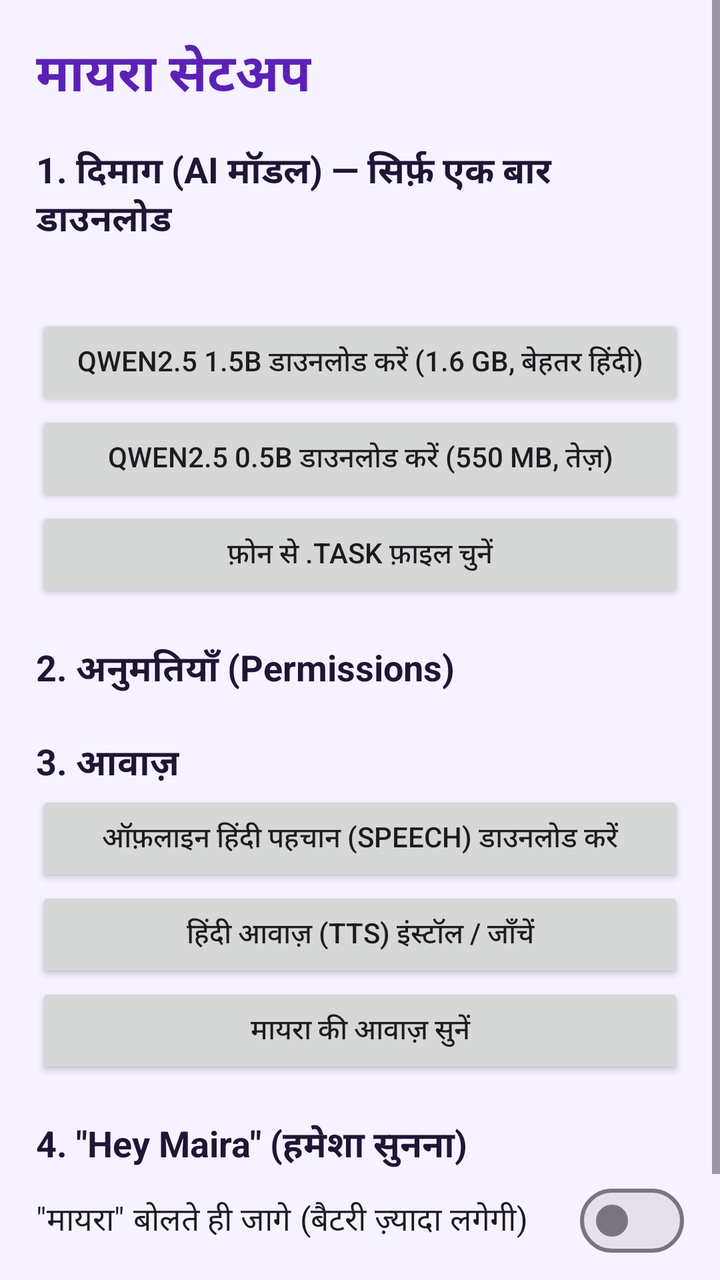
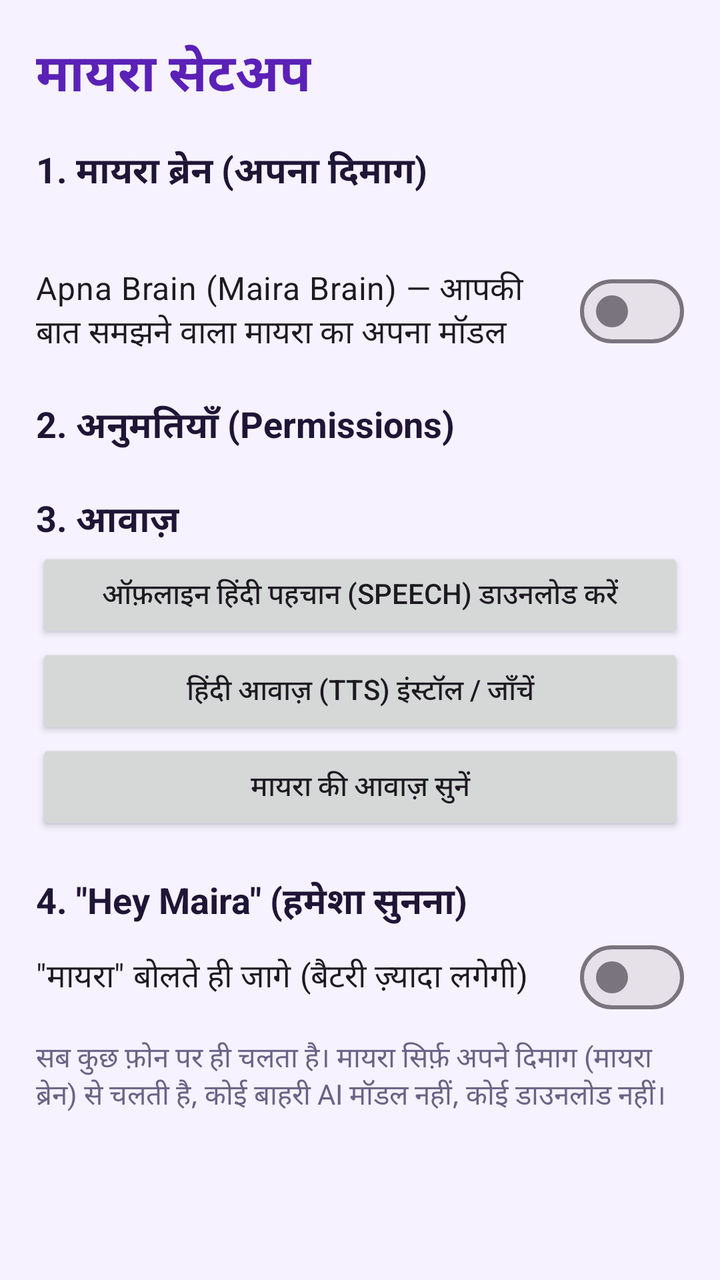

Screens rendered from an Android XML layout before and after an edit, with the pre-edit source and the edit as a unified diff.
<!-- AndroidManifest.xml: application theme Theme.Maira -->
<!-- res/layout/activity_setup.xml -->
<?xml version="1.0" encoding="utf-8"?>
<ScrollView xmlns:android="http://schemas.android.com/apk/res/android"
    android:layout_width="match_parent"
    android:layout_height="match_parent"
    android:background="@color/maira_bg">

    <LinearLayout
        android:id="@+id/setupRoot"
        android:layout_width="match_parent"
        android:layout_height="wrap_content"
        android:orientation="vertical"
        android:padding="18dp">

        <TextView
            android:layout_width="wrap_content"
            android:layout_height="wrap_content"
            android:text="मायरा सेटअप"
            android:textColor="@color/maira_primary_dark"
            android:textSize="26sp"
            android:textStyle="bold" />

        <TextView
            android:layout_width="wrap_content"
            android:layout_height="wrap_content"
            android:layout_marginTop="16dp"
            android:text="1. दिमाग (AI मॉडल) — सिर्फ़ एक बार डाउनलोड"
            android:textColor="@color/text_dark"
            android:textSize="18sp"
            android:textStyle="bold" />

        <TextView
            android:id="@+id/tvModelStatus"
            android:layout_width="match_parent"
            android:layout_height="wrap_content"
            android:layout_marginTop="6dp"
            android:textColor="@color/text_muted"
            android:textSize="15sp" />

        <ProgressBar
            android:id="@+id/pbModel"
            style="?android:attr/progressBarStyleHorizontal"
            android:layout_width="match_parent"
            android:layout_height="wrap_content"
            android:layout_marginTop="6dp"
            android:max="1000"
            android:visibility="gone" />

        <Button
            android:id="@+id/btnDownloadBig"
            android:layout_width="match_parent"
            android:layout_height="wrap_content"
            android:layout_marginTop="8dp"
            android:text="Qwen2.5 1.5B डाउनलोड करें (1.6 GB, बेहतर हिंदी)" />

        <Button
            android:id="@+id/btnDownloadSmall"
            android:layout_width="match_parent"
            android:layout_height="wrap_content"
            android:text="Qwen2.5 0.5B डाउनलोड करें (550 MB, तेज़)" />

        <Button
            android:id="@+id/btnPickModel"
            android:layout_width="match_parent"
            android:layout_height="wrap_content"
            android:text="फ़ोन से .task फ़ाइल चुनें" />

        <Button
            android:id="@+id/btnCancelDownload"
            style="@style/Widget.Material3.Button.OutlinedButton"
            android:layout_width="match_parent"
            android:layout_height="wrap_content"
            android:text="डाउनलोड रोकें"
            android:visibility="gone" />

        <TextView
            android:layout_width="wrap_content"
            android:layout_height="wrap_content"
            android:layout_marginTop="20dp"
            android:text="2. अनुमतियाँ (Permissions)"
            android:textColor="@color/text_dark"
            android:textSize="18sp"
            android:textStyle="bold" />

        <LinearLayout
            android:id="@+id/permList"
            android:layout_width="match_parent"
            android:layout_height="wrap_content"
            android:orientation="vertical" />

        <TextView
            android:layout_width="wrap_content"
            android:layout_height="wrap_content"
            android:layout_marginTop="20dp"
            android:text="3. आवाज़"
            android:textColor="@color/text_dark"
            android:textSize="18sp"
            android:textStyle="bold" />

        <Button
            android:id="@+id/btnOfflineSpeech"
            android:layout_width="match_parent"
            android:layout_height="wrap_content"
            android:text="ऑफ़लाइन हिंदी पहचान (Speech) डाउनलोड करें" />

        <Button
            android:id="@+id/btnTtsData"
            android:layout_width="match_parent"
            android:layout_height="wrap_content"
            android:text="हिंदी आवाज़ (TTS) इंस्टॉल / जाँचें" />

        <Button
            android:id="@+id/btnTestVoice"
            android:layout_width="match_parent"
            android:layout_height="wrap_content"
            android:text="मायरा की आवाज़ सुनें" />

        <TextView
            android:layout_width="wrap_content"
            android:layout_height="wrap_content"
            android:layout_marginTop="20dp"
            android:text="4. &quot;Hey Maira&quot; (हमेशा सुनना)"
            android:textColor="@color/text_dark"
            android:textSize="18sp"
            android:textStyle="bold" />

        <com.google.android.material.materialswitch.MaterialSwitch
            android:id="@+id/swWake"
            android:layout_width="match_parent"
            android:layout_height="wrap_content"
            android:text="&quot;मायरा&quot; बोलते ही जागे (बैटरी ज़्यादा लगेगी)"
            android:textSize="16sp" />

        <TextView
            android:layout_width="match_parent"
            android:layout_height="wrap_content"
            android:layout_marginTop="6dp"
            android:text="सब कुछ फ़ोन पर ही चलता है। मॉडल डाउनलोड के बाद इंटरनेट की ज़रूरत नहीं।"
            android:textColor="@color/text_muted"
            android:textSize="14sp" />
    </LinearLayout>
</ScrollView>
<!-- resources referenced by this layout -->
<resources>
  <color name="maira_bg">#F6F2FF</color>
  <color name="maira_primary_dark">#5B21B6</color>
  <color name="text_dark">#1F1535</color>
  <color name="text_muted">#6B6385</color>
  <style name="Theme.Maira" parent="Theme.Material3.Light.NoActionBar">
          <item name="colorPrimary">@color/maira_primary</item>
          <item name="colorPrimaryVariant">@color/maira_primary_dark</item>
          <item name="colorSecondary">@color/maira_accent</item>
          <item name="android:windowBackground">@color/maira_bg</item>
          <item name="android:statusBarColor">@color/maira_primary_dark</item>
      </style>
  <color name="maira_primary">#7B3FE4</color>
  <color name="maira_accent">#FF5C8A</color>
</resources>

<!-- the commit's change to res/layout/activity_setup.xml (unified diff, before → after) -->
@@ -23,7 +23,7 @@
             android:layout_width="wrap_content"
             android:layout_height="wrap_content"
             android:layout_marginTop="16dp"
-            android:text="1. दिमाग (AI मॉडल) — सिर्फ़ एक बार डाउनलोड"
+            android:text="1. मायरा ब्रेन (अपना दिमाग)"
             android:textColor="@color/text_dark"
             android:textSize="18sp"
             android:textStyle="bold" />
@@ -36,41 +36,13 @@
             android:textColor="@color/text_muted"
             android:textSize="15sp" />
 
-        <ProgressBar
-            android:id="@+id/pbModel"
-            style="?android:attr/progressBarStyleHorizontal"
+        <com.google.android.material.materialswitch.MaterialSwitch
+            android:id="@+id/swBrain"
             android:layout_width="match_parent"
             android:layout_height="wrap_content"
             android:layout_marginTop="6dp"
-            android:max="1000"
-            android:visibility="gone" />
-
-        <Button
-            android:id="@+id/btnDownloadBig"
-            android:layout_width="match_parent"
-            android:layout_height="wrap_content"
-            android:layout_marginTop="8dp"
-            android:text="Qwen2.5 1.5B डाउनलोड करें (1.6 GB, बेहतर हिंदी)" />
-
-        <Button
-            android:id="@+id/btnDownloadSmall"
-            android:layout_width="match_parent"
-            android:layout_height="wrap_content"
-            android:text="Qwen2.5 0.5B डाउनलोड करें (550 MB, तेज़)" />
-
-        <Button
-            android:id="@+id/btnPickModel"
-            android:layout_width="match_parent"
-            android:layout_height="wrap_content"
-            android:text="फ़ोन से .task फ़ाइल चुनें" />
-
-        <Button
-            android:id="@+id/btnCancelDownload"
-            style="@style/Widget.Material3.Button.OutlinedButton"
-            android:layout_width="match_parent"
-            android:layout_height="wrap_content"
-            android:text="डाउनलोड रोकें"
-            android:visibility="gone" />
+            android:text="Apna Brain (Maira Brain) — आपकी बात समझने वाला मायरा का अपना मॉडल"
+            android:textSize="16sp" />
 
         <TextView
             android:layout_width="wrap_content"
@@ -134,7 +106,7 @@
             android:layout_width="match_parent"
             android:layout_height="wrap_content"
             android:layout_marginTop="6dp"
-            android:text="सब कुछ फ़ोन पर ही चलता है। मॉडल डाउनलोड के बाद इंटरनेट की ज़रूरत नहीं।"
+            android:text="सब कुछ फ़ोन पर ही चलता है। मायरा सिर्फ़ अपने दिमाग (मायरा ब्रेन) से चलती है, कोई बाहरी AI मॉडल नहीं, कोई डाउनलोड नहीं।"
             android:textColor="@color/text_muted"
             android:textSize="14sp" />
     </LinearLayout>
